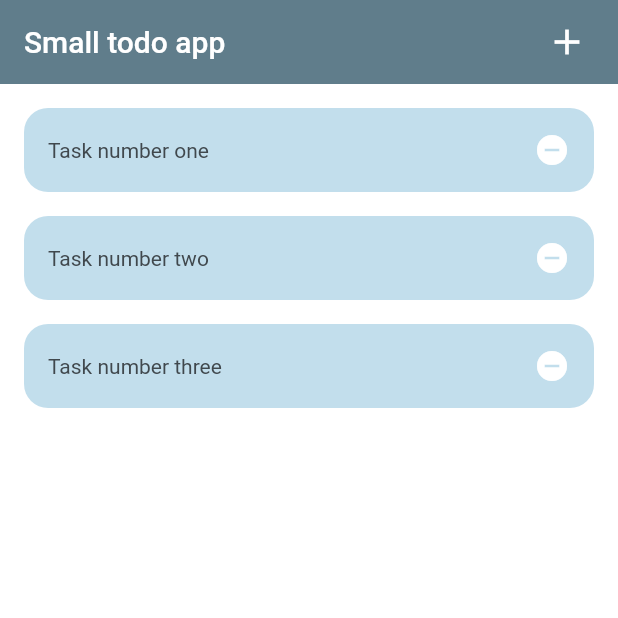
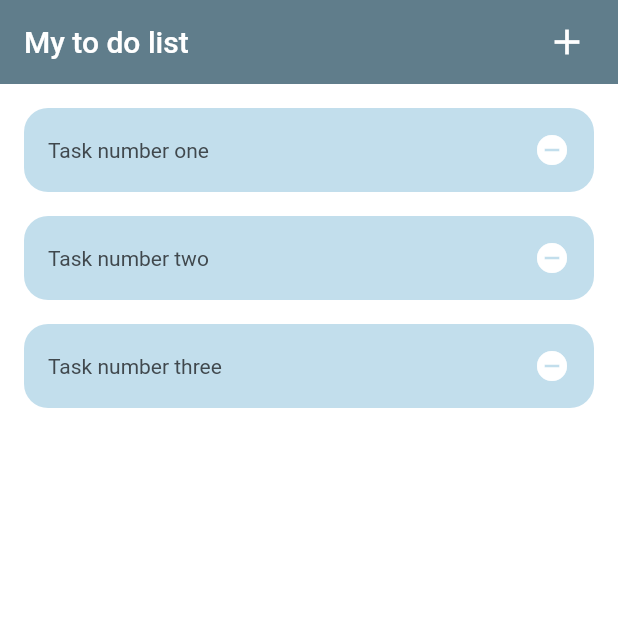
Before and after one commit to dobrunov/small_todo_app, a Flutter app: the screen it shows after launch, on a phone screen of 412 x 824 dp, the top half of it. Run offline on Flutter 3.47's test engine with Material 2 defaults, Android fonts, the phone set to English and light mode, and no system bars.

Commit message:
change app bar text

```diff
--- a/lib/screens/home_page.dart
+++ b/lib/screens/home_page.dart
@@ -62,7 +62,7 @@ class _HomePageState extends State<HomePage> {
       backgroundColor: backgroundColor,
       appBar: AppBar(
         title: const Text(
-          'Small todo app',
+          'My to do list',
           style: TextStyle(color: appBarTextColor),
         ),
         actions: <Widget>[
```
